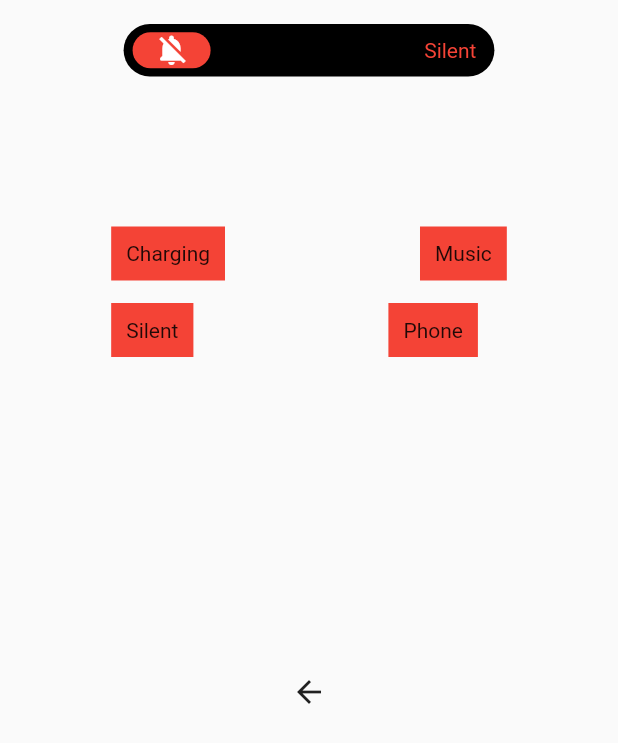
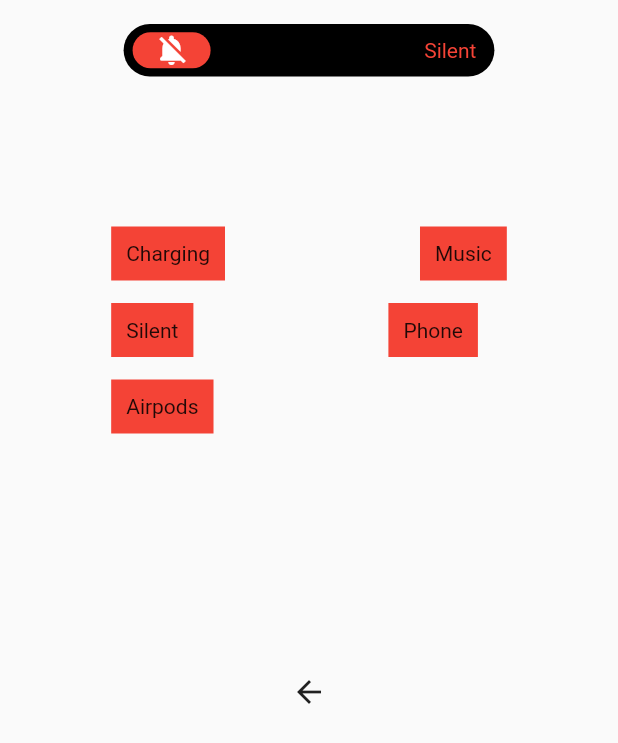
Before and after one commit to HerculesGit/flutter_dynamic_island, a Flutter app: the screen it shows after launch, after a tap on "Charging", after a tap on "Music", after a tap on "Silent", on a phone screen of 412 x 824 dp. Shown: the top 743 px of the screen. Run offline on Flutter 3.47's test engine with Material 2 defaults, Android fonts, the phone set to English and light mode, and no system bars.

Commit message:
refactored airpod island widget to use a island factory interface

```diff
--- a/lib/presentation/views/home_view.dart
+++ b/lib/presentation/views/home_view.dart
@@ -4,6 +4,7 @@ import 'package:flutter_dynamic_island/presentation/widgets/music_island_widget.
 import 'package:provider/provider.dart';
 
 import '../controllers/animated_dynamic_island_controller.dart';
+import '../widgets/airpods_island_widget.dart';
 import '../widgets/phone_island_widget.dart';
 import '../widgets/silent_island_widget.dart';
 
@@ -23,6 +24,7 @@ class _HomeViewState extends State<HomeView> {
       MusicIslandWidget(),
       SilentIslandWidget(),
       PhoneIslandWidget(),
+      AirpodsIslandWidget(),
     ]);
     super.initState();
   }
--- a/lib/presentation/widgets/airpods_island_widget.dart
+++ b/lib/presentation/widgets/airpods_island_widget.dart
@@ -1,20 +1,27 @@
 import 'package:flutter/material.dart';
+import 'package:flutter_dynamic_island/presentation/widgets/factory/no_expanded_island.dart';
 
 import 'animated_opacity_widget.dart';
 
-class AirpodsIslandWidget extends StatelessWidget {
-  final double opacity;
-
-  const AirpodsIslandWidget({Key? key, required this.opacity}) : super(key: key);
+class AirpodsIslandWidget extends NoExpandedIsland {
+  AirpodsIslandWidget(
+      {Key? key,
+      super.name = 'Airpods',
+      super.normalWidth = 0.5,
+      super.normalHeight = 0.2})
+      : super(key: key);
 
   @override
-  Widget build(BuildContext context) {
+  Widget buildBody(final Size size, final double opacity) {
     return Row(
       children: [
-        AnimatedOpacityWidget(
-          opacity: opacity,
-          isRight: false,
-          child: const Icon(Icons.headphones_rounded, color: Colors.white),
+        Padding(
+          padding: const EdgeInsets.only(left: 4.0, bottom: 0.5),
+          child: AnimatedOpacityWidget(
+            opacity: opacity,
+            isRight: false,
+            child: const Icon(Icons.headphones_rounded, color: Colors.white),
+          ),
         ),
         const Spacer(),
         AnimatedOpacityWidget(
--- a/lib/presentation/widgets/charging_island_widget.dart
+++ b/lib/presentation/widgets/charging_island_widget.dart
@@ -1,5 +1,4 @@
 import 'package:flutter/material.dart';
-import 'package:flutter_dynamic_island/presentation/widgets/factory/island_factory.dart';
 import 'package:flutter_dynamic_island/presentation/widgets/factory/no_expanded_island.dart';
 
 import 'animated_opacity_widget.dart';
@@ -13,8 +12,7 @@ class ChargingIslandWidget extends NoExpandedIsland {
       : super(key: key);
 
   @override
-  Widget buildBody(BuildContext context, Size size) {
-    double opacity = controller.islandState == IslandState.normal ? 1.0 : 0.0;
+  Widget buildBody(final Size size, final double opacity) {
     return SingleChildScrollView(
       scrollDirection: Axis.horizontal,
       child: SizedBox.fromSize(
--- a/lib/presentation/widgets/factory/island_factory.dart
+++ b/lib/presentation/widgets/factory/island_factory.dart
@@ -29,7 +29,7 @@ abstract class IslandFactory extends StatelessWidget {
     this.expandable = false,
   }) : super(key: key);
 
-  Widget buildBody(BuildContext context, Size size);
+  Widget buildBody(final Size size, final double opacity);
 
   changeState(IslandState newState) {
     controller.changeState(newState);
@@ -61,7 +61,8 @@ abstract class IslandFactory extends StatelessWidget {
         borderRadius: BorderRadius.circular(borderRadius()),
       ),
       child: islandState != IslandState.none
-          ? buildBody(context, Size(width, height))
+          ? buildBody(
+              Size(width, height), islandState == IslandState.none ? 0.0 : 1.0)
           : Container(),
     );
   }
--- a/lib/presentation/widgets/music_island_widget.dart
+++ b/lib/presentation/widgets/music_island_widget.dart
@@ -15,15 +15,9 @@ class MusicIslandWidget extends IslandFactory {
   }) : super(key: key);
 
   @override
-  Widget buildBody(BuildContext context, Size size) {
+  Widget buildBody(final Size size, final double opacity) {
     final islandState = controller.islandState;
     final bool expanded = islandState == IslandState.expanded;
-    double opacity = 0.0;
-
-    if (islandState == IslandState.expanded ||
-        islandState == IslandState.normal) {
-      opacity = 1.0;
-    }
 
     return AnimatedContainer(
       duration: const Duration(milliseconds: 200),
--- a/lib/presentation/widgets/silent_island_widget.dart
+++ b/lib/presentation/widgets/silent_island_widget.dart
@@ -13,9 +13,7 @@ class SilentIslandWidget extends NoExpandedIsland {
       : super(key: key);
 
   @override
-  Widget buildBody(BuildContext context, Size size) {
-    final double opacity =
-        controller.islandState == IslandState.none ? 0.0 : 1.0;
+  Widget buildBody(final Size size, final double opacity) {
     return Row(
       children: [
         AnimatedOpacityWidget(
```
Also changed, not shown: lib/presentation/widgets/phone_island_widget.dart (+3 -4 lines).
